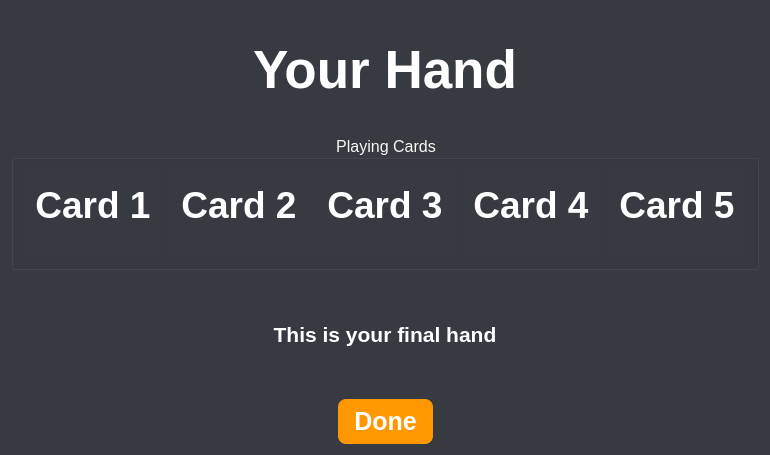
Above: view/hand.ui from jaydeelew/poker_game_gui before the change. Below: the same form after it.
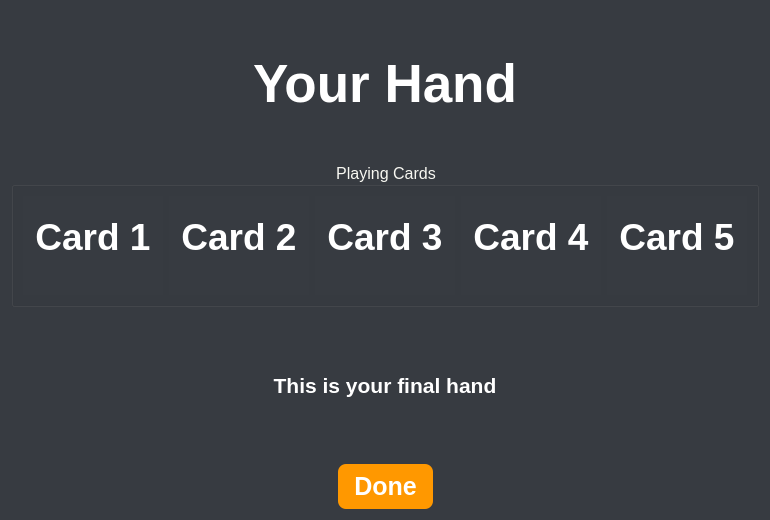
That is the form after the change.

The edit to the form file:
```diff
--- a/view/hand.ui
+++ b/view/hand.ui
@@ -7,7 +7,7 @@
     <x>0</x>
     <y>0</y>
     <width>699</width>
-    <height>455</height>
+    <height>520</height>
    </rect>
   </property>
   <property name="windowTitle">
```
